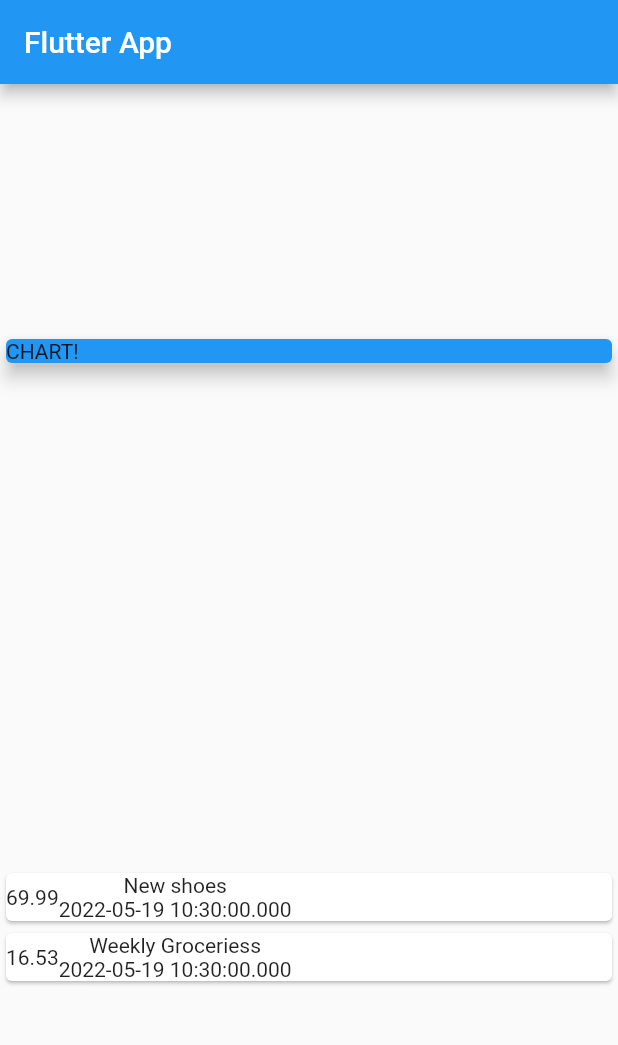
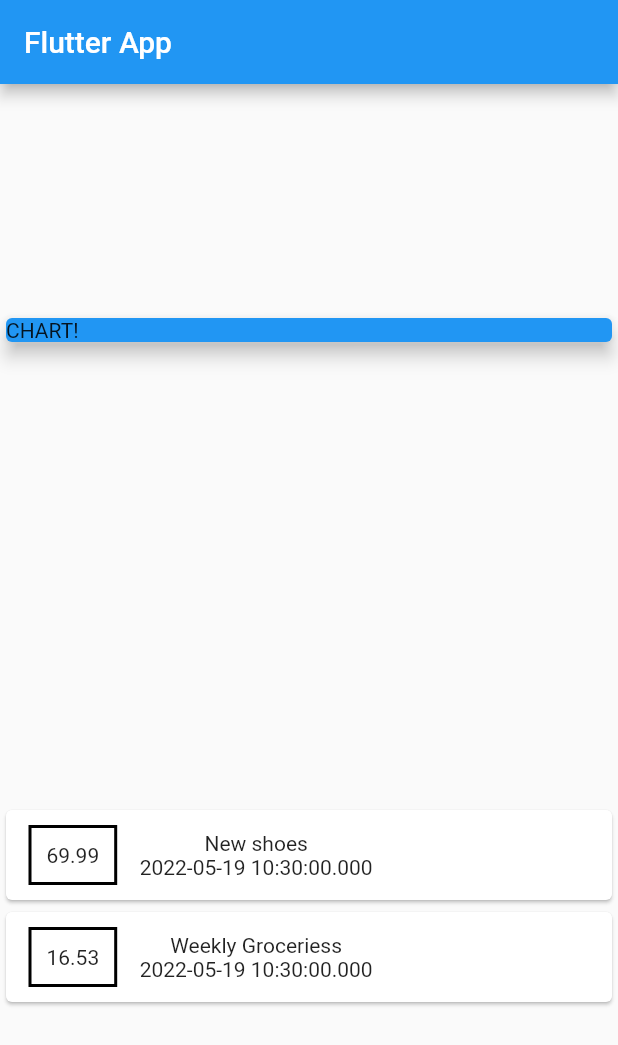
Before and after one commit to Tolulope05/e_planner, a Flutter app: the screen it shows after launch, on a phone screen of 412 x 824 dp. Shown: the top 1045 px of the screen. Run offline on Flutter 3.47's test engine with Material 2 defaults, Android fonts, the phone set to English and light mode, and no system bars.

Commit message:
successfully styled the container

```diff
--- a/lib/main.dart
+++ b/lib/main.dart
@@ -54,8 +54,19 @@ class MyhomePage extends StatelessWidget {
             children: transactions.map((tx) {
               return Card(
                 child: Row(
-                  children: <Widget>[
+                  children: [
                     Container(
+                      margin: EdgeInsets.symmetric(
+                        vertical: 10,
+                        horizontal: 15,
+                      ),
+                      decoration: BoxDecoration(
+                        border: Border.all(
+                          color: Colors.black,
+                          width: 2,
+                        ),
+                      ),
+                      padding: EdgeInsets.all(10),
                       child: Text(
                         tx.amount.toString(),
                       ),
```
